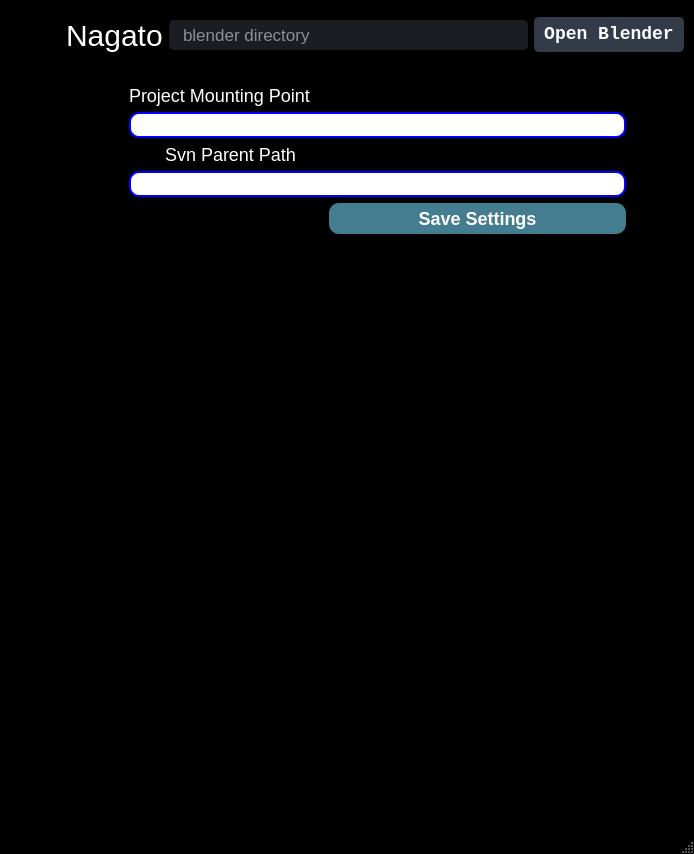
Before: the Qt Designer form genesis.ui in Aderemi-Adesada/GENESIS, drawn with Qt 5.
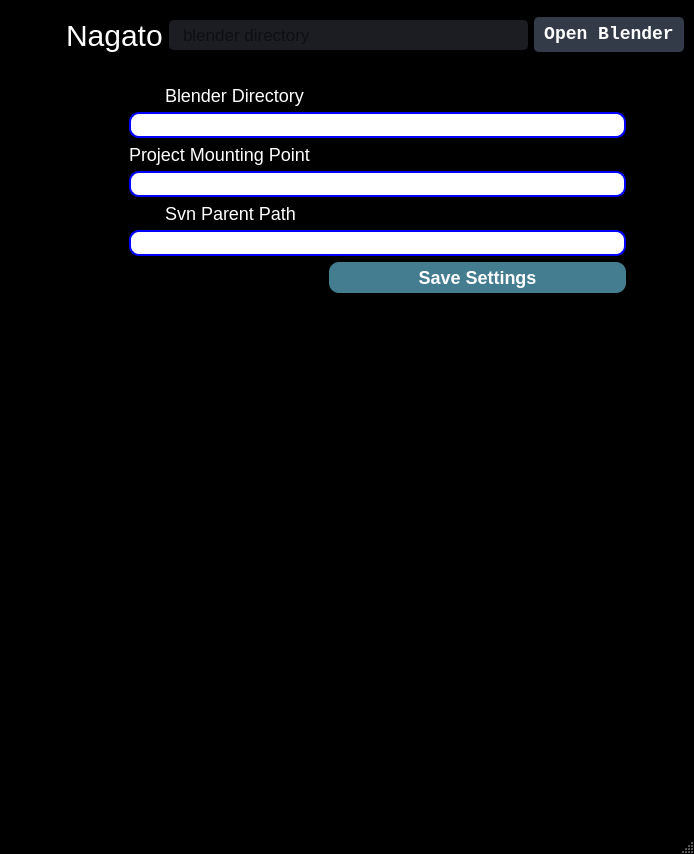
After: the same form once the commit is applied. The open tabs and pages were chosen to show the change. Icons and pictures are not drawn.

Patch:
```diff
--- a/genesis.ui
+++ b/genesis.ui
@@ -66,7 +66,7 @@
 border-radius: 25px;
 }
 
-#wrapper_2{
+#settings_wrapper{
 background: black;
 border-radius: 25px;
 }
@@ -204,6 +204,7 @@
 }
 
 QLineEdit {
+	color: black;
     border: 2px solid blue;
     border-radius: 10px;
     padding: 0 8px;
@@ -515,7 +516,7 @@
       <item>
        <widget class="QStackedWidget" name="stackedWidget">
         <property name="currentIndex">
-         <number>0</number>
+         <number>1</number>
         </property>
         <widget class="QWidget" name="project_page">
          <layout class="QGridLayout" name="gridLayout">
@@ -692,7 +693,7 @@
            <number>50</number>
           </property>
           <item row="0" column="0">
-           <widget class="QFrame" name="wrapper_2">
+           <widget class="QFrame" name="settings_wrapper">
             <property name="maximumSize">
              <size>
               <width>16777215</width>
@@ -709,6 +710,40 @@
              <enum>QFrame::Raised</enum>
             </property>
             <layout class="QVBoxLayout" name="verticalLayout">
+             <item>
+              <layout class="QVBoxLayout" name="verticalLayout_5">
+               <item>
+                <layout class="QHBoxLayout" name="horizontalLayout_7">
+                 <item>
+                  <widget class="QLabel" name="label_6">
+                   <property name="maximumSize">
+                    <size>
+                     <width>30</width>
+                     <height>16777215</height>
+                    </size>
+                   </property>
+                   <property name="text">
+                    <string/>
+                   </property>
+                   <property name="pixmap">
+                    <pixmap resource="resources.qrc">:/icons/icons/24x24/cil-home.png</pixmap>
+                   </property>
+                  </widget>
+                 </item>
+                 <item>
+                  <widget class="QLabel" name="label_7">
+                   <property name="text">
+                    <string>Blender Directory</string>
+                   </property>
+                  </widget>
+                 </item>
+                </layout>
+               </item>
+               <item>
+                <widget class="QLineEdit" name="svn_parent_path_input_2"/>
+               </item>
+              </layout>
+             </item>
              <item>
               <layout class="QVBoxLayout" name="verticalLayout_2">
                <item>
@@ -719,7 +754,7 @@
                 </widget>
                </item>
                <item>
-                <widget class="QLineEdit" name="lineEdit_2"/>
+                <widget class="QLineEdit" name="project_mounting_point_input"/>
                </item>
               </layout>
              </item>
@@ -753,7 +788,7 @@
                 </layout>
                </item>
                <item>
-                <widget class="QLineEdit" name="lineEdit_3"/>
+                <widget class="QLineEdit" name="svn_parent_path_input"/>
                </item>
               </layout>
              </item>
@@ -766,7 +801,7 @@
                 <number>0</number>
                </property>
                <item>
-                <widget class="QPushButton" name="pushButton">
+                <widget class="QPushButton" name="save_settings_button">
                  <property name="text">
                   <string>Save Settings</string>
                  </property>
```
